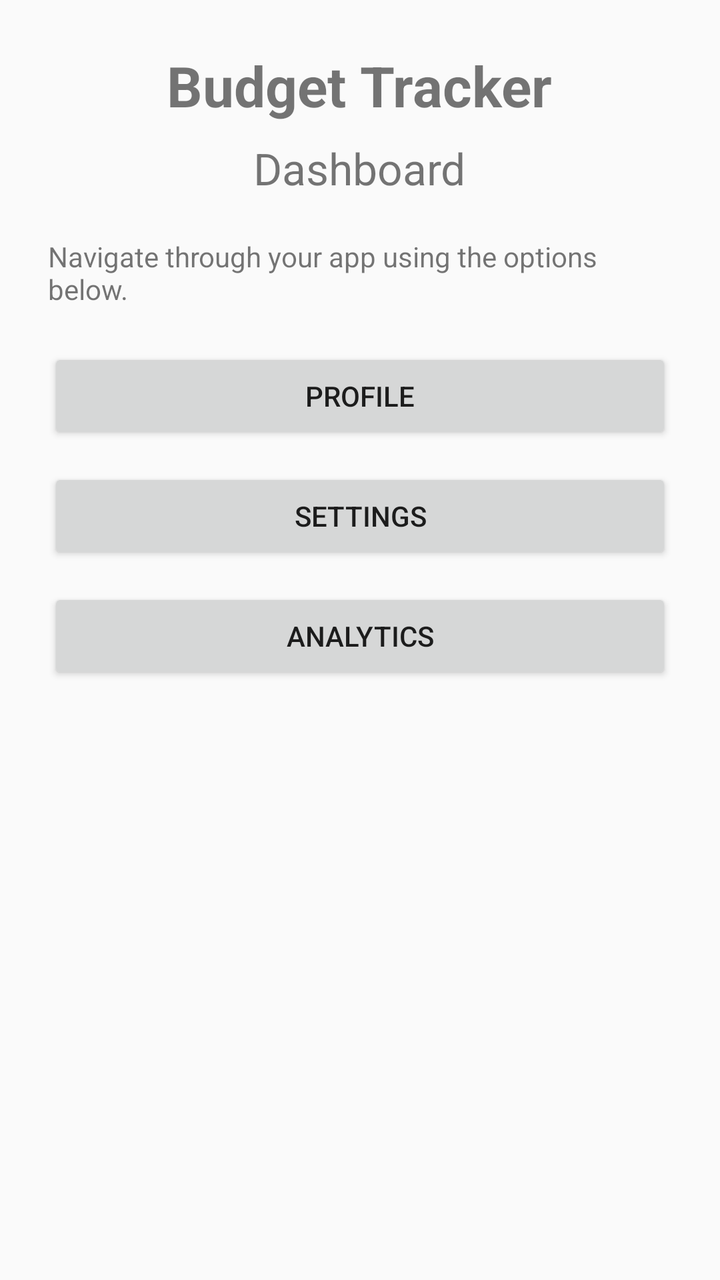
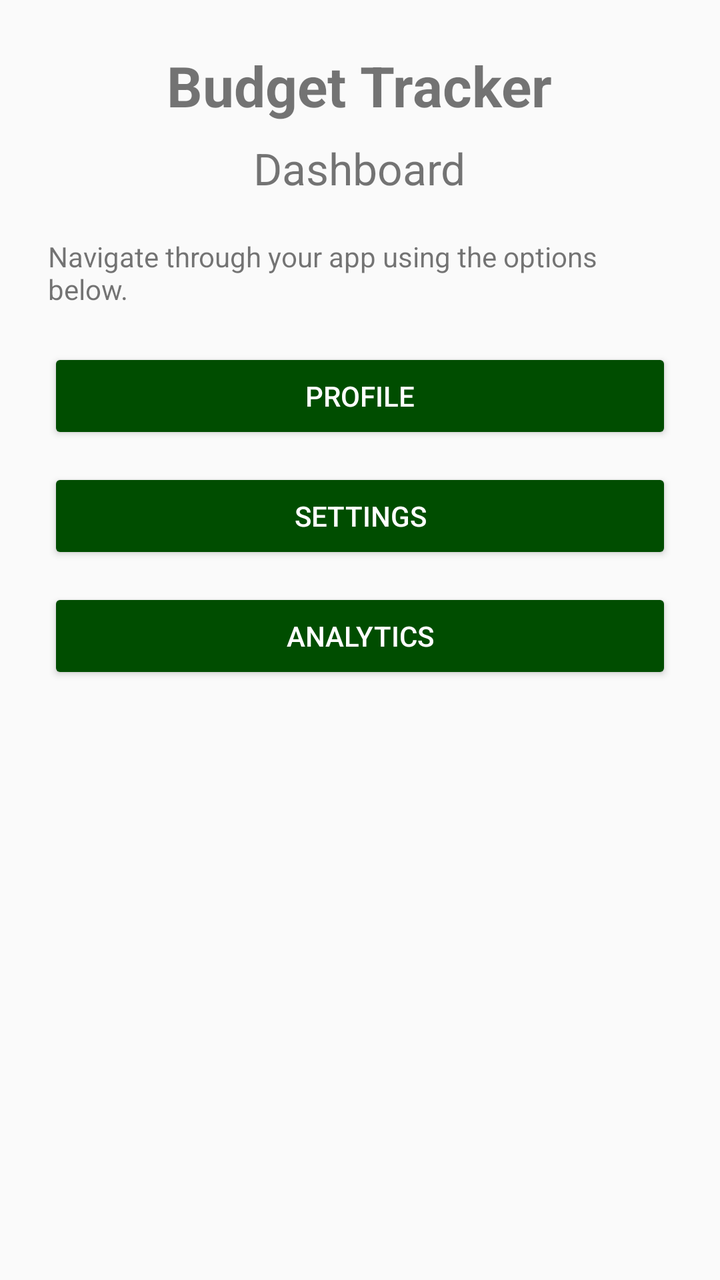

Screens rendered from an Android XML layout before and after an edit, with the pre-edit source and the edit as a unified diff.
<!-- AndroidManifest.xml: application theme Theme.Part2 -->
<!-- res/layout/activity_dashboard.xml -->
<?xml version="1.0" encoding="utf-8"?>
<LinearLayout
    xmlns:android="http://schemas.android.com/apk/res/android"
    android:orientation="vertical"
    android:padding="24dp"
    android:gravity="center_horizontal"
    android:layout_width="match_parent"
    android:layout_height="match_parent">

    
    <TextView
        android:text="Budget Tracker"
        android:textSize="28sp"
        android:textStyle="bold"
        android:layout_marginBottom="8dp"
        android:layout_width="wrap_content"
        android:layout_height="wrap_content"/>

    
    <TextView
        android:text="Dashboard"
        android:textSize="22sp"
        android:layout_marginBottom="20dp"
        android:layout_width="wrap_content"
        android:layout_height="wrap_content"/>

    
    <TextView
        android:text="Navigate through your app using the options below."
        android:textSize="14sp"
        android:layout_marginBottom="20dp"
        android:layout_width="wrap_content"
        android:layout_height="wrap_content"/>

    
    <Button
        android:id="@+id/btnProfile"
        android:text="Profile"
        android:layout_marginBottom="12dp"
        android:layout_width="match_parent"
        android:layout_height="wrap_content"/>

    
    <Button
        android:id="@+id/btnSettings"
        android:text="Settings"
        android:layout_marginBottom="12dp"
        android:layout_width="match_parent"
        android:layout_height="wrap_content"/>

    
    <Button
        android:id="@+id/btnAnalytics"
        android:text="Analytics"
        android:layout_marginBottom="12dp"
        android:layout_width="match_parent"
        android:layout_height="wrap_content"/>

</LinearLayout>
<!-- resources referenced by this layout -->
<resources>
  <style name="Theme.Part2" parent="Theme.AppCompat.Light.NoActionBar" />
</resources>

<!-- the commit's change to res/layout/activity_dashboard.xml (unified diff, before → after) -->
@@ -38,7 +38,9 @@
         android:text="Profile"
         android:layout_marginBottom="12dp"
         android:layout_width="match_parent"
-        android:layout_height="wrap_content"/>
+        android:layout_height="wrap_content"
+        android:backgroundTint="#004d00"
+        android:textColor="@android:color/white"/>
 
     
     <Button
@@ -46,7 +48,9 @@
         android:text="Settings"
         android:layout_marginBottom="12dp"
         android:layout_width="match_parent"
-        android:layout_height="wrap_content"/>
+        android:layout_height="wrap_content"
+        android:backgroundTint="#004d00"
+        android:textColor="@android:color/white"/>
 
     
     <Button
@@ -54,6 +58,8 @@
         android:text="Analytics"
         android:layout_marginBottom="12dp"
         android:layout_width="match_parent"
-        android:layout_height="wrap_content"/>
+        android:layout_height="wrap_content"
+        android:backgroundTint="#004d00"
+        android:textColor="@android:color/white"/>
 
 </LinearLayout>
